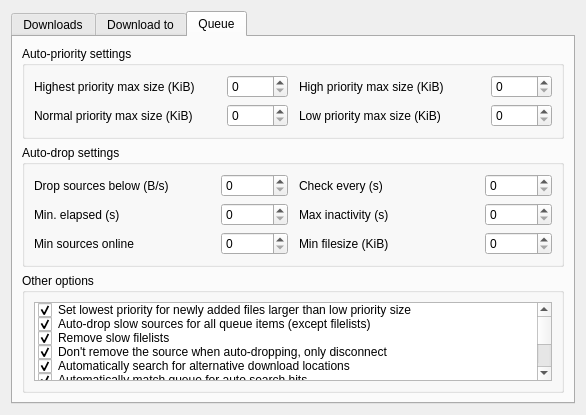
Before: the Qt Designer form eiskaltdcpp/ui/UISettingsDownloads.ui in eiskaltdcpp/eiskaltdcpp, drawn with Qt 5.
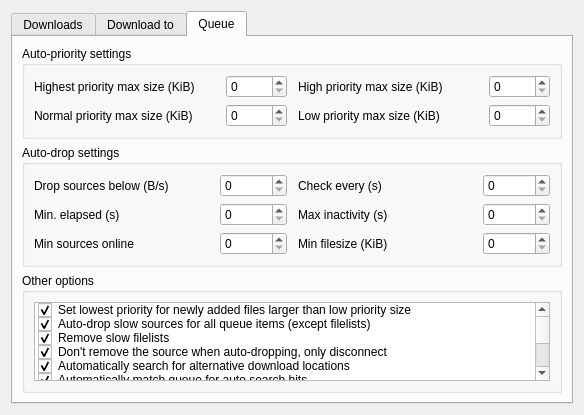
After: the same form once the commit is applied. The open tabs and pages were chosen to show the change.

The edit to the form file:
```diff
--- a/eiskaltdcpp/ui/UISettingsDownloads.ui
+++ b/eiskaltdcpp/ui/UISettingsDownloads.ui
@@ -6,8 +6,8 @@
    <rect>
     <x>0</x>
     <y>0</y>
-    <width>586</width>
-    <height>374</height>
+    <width>584</width>
+    <height>372</height>
    </rect>
   </property>
   <property name="windowTitle">
@@ -654,6 +654,14 @@
               <set>ItemIsSelectable|ItemIsUserCheckable|ItemIsEnabled</set>
              </property>
             </item>
+            <item>
+             <property name="text">
+              <string>SFV Check</string>
+             </property>
+             <property name="checkState">
+              <enum>Checked</enum>
+             </property>
+            </item>
            </widget>
           </item>
          </layout>
```
